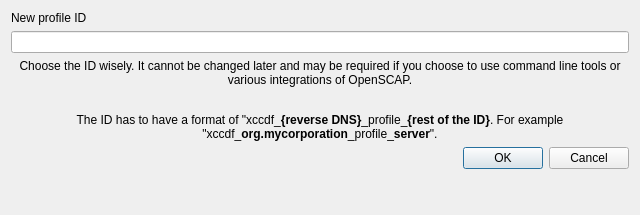
Qt form ui/TailorProfileDialog.ui (OpenSCAP/scap-workbench) before a commit.
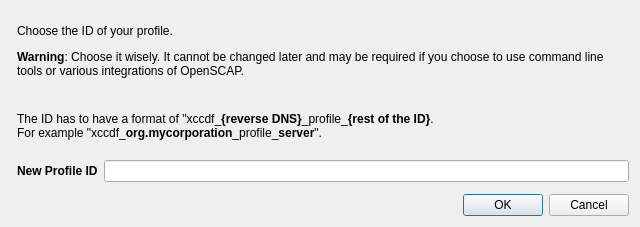
The same form after that commit.

Commit message:
Changes in Tailor profile ID window
- Removed icons from buttons
- Instructions left aligned and above of form field
- Field label position and boldness fixed

```diff
--- a/ui/TailorProfileDialog.ui
+++ b/ui/TailorProfileDialog.ui
@@ -7,9 +7,15 @@
     <x>0</x>
     <y>0</y>
     <width>640</width>
-    <height>215</height>
+    <height>227</height>
    </rect>
   </property>
+  <property name="sizePolicy">
+   <sizepolicy hsizetype="Preferred" vsizetype="Preferred">
+    <horstretch>0</horstretch>
+    <verstretch>0</verstretch>
+   </sizepolicy>
+  </property>
   <property name="windowTitle">
    <string>Customize Profile</string>
   </property>
@@ -17,44 +23,88 @@
    <property name="fieldGrowthPolicy">
     <enum>QFormLayout::AllNonFixedFieldsGrow</enum>
    </property>
-   <item row="4" column="0">
-    <widget class="QLabel" name="label_2">
+   <item row="3" column="1">
+    <widget class="QLabel" name="xccdf11Warning">
+     <property name="sizePolicy">
+      <sizepolicy hsizetype="Preferred" vsizetype="Ignored">
+       <horstretch>0</horstretch>
+       <verstretch>0</verstretch>
+      </sizepolicy>
+     </property>
      <property name="text">
-      <string>New profile ID</string>
+      <string/>
+     </property>
+     <property name="alignment">
+      <set>Qt::AlignCenter</set>
      </property>
     </widget>
    </item>
-   <item row="5" column="0" colspan="2">
-    <widget class="QLineEdit" name="idLineEdit"/>
-   </item>
-   <item row="6" column="0" colspan="2">
+   <item row="0" column="1">
     <widget class="QLabel" name="chooseIdWiselyLabel">
+     <property name="sizePolicy">
+      <sizepolicy hsizetype="Preferred" vsizetype="Preferred">
+       <horstretch>0</horstretch>
+       <verstretch>0</verstretch>
+      </sizepolicy>
+     </property>
      <property name="text">
-      <string>Choose the ID wisely. It cannot be changed later and may be required if you choose to use command line tools or various integrations of OpenSCAP.</string>
+      <string>&lt;html&gt;&lt;head/&gt;&lt;body&gt;&lt;p&gt;Choose the ID of your profile.&lt;/p&gt;&lt;p&gt;&lt;span style=&quot; font-weight:600;&quot;&gt;Warning&lt;/span&gt;: Choose it wisely. It cannot be changed later and may be required if you choose to use command line tools or various integrations of OpenSCAP.&lt;/p&gt;&lt;/body&gt;&lt;/html&gt;</string>
      </property>
      <property name="alignment">
-      <set>Qt::AlignCenter</set>
+      <set>Qt::AlignLeading|Qt::AlignLeft|Qt::AlignVCenter</set>
      </property>
      <property name="wordWrap">
       <bool>true</bool>
      </property>
     </widget>
    </item>
-   <item row="8" column="0" colspan="2">
+   <item row="1" column="1">
     <widget class="QLabel" name="xccdf12Warning">
+     <property name="sizePolicy">
+      <sizepolicy hsizetype="Preferred" vsizetype="Preferred">
+       <horstretch>0</horstretch>
+       <verstretch>0</verstretch>
+      </sizepolicy>
+     </property>
      <property name="text">
-      <string>&lt;html&gt;&lt;head/&gt;&lt;body&gt;&lt;p&gt;The ID has to have a format of &amp;quot;xccdf_&lt;span style=&quot; font-weight:600;&quot;&gt;{reverse DNS}&lt;/span&gt;_profile_&lt;span style=&quot; font-weight:600;&quot;&gt;{rest of the ID}&lt;/span&gt;. For example &amp;quot;xccdf_&lt;span style=&quot; font-weight:600;&quot;&gt;org.mycorporation&lt;/span&gt;_profile_&lt;span style=&quot; font-weight:600;&quot;&gt;server&lt;/span&gt;&amp;quot;.&lt;/p&gt;&lt;/body&gt;&lt;/html&gt;</string>
+      <string>&lt;html&gt;&lt;head/&gt;&lt;body&gt;&lt;p&gt;The ID has to have a format of &amp;quot;xccdf_&lt;span style=&quot; font-weight:600;&quot;&gt;{reverse DNS}&lt;/span&gt;_profile_&lt;span style=&quot; font-weight:600;&quot;&gt;{rest of the ID}&lt;/span&gt;. &lt;br/&gt;For example &amp;quot;xccdf_&lt;span style=&quot; font-weight:600;&quot;&gt;org.mycorporation&lt;/span&gt;_profile_&lt;span style=&quot; font-weight:600;&quot;&gt;server&lt;/span&gt;&amp;quot;.&lt;/p&gt;&lt;/body&gt;&lt;/html&gt;</string>
      </property>
      <property name="alignment">
-      <set>Qt::AlignCenter</set>
+      <set>Qt::AlignLeading|Qt::AlignLeft|Qt::AlignVCenter</set>
      </property>
      <property name="wordWrap">
       <bool>true</bool>
      </property>
     </widget>
    </item>
-   <item row="10" column="1">
+   <item row="2" column="1">
+    <layout class="QHBoxLayout" name="horizontalLayout">
+     <property name="sizeConstraint">
+      <enum>QLayout::SetDefaultConstraint</enum>
+     </property>
+     <item>
+      <widget class="QLabel" name="label_2">
+       <property name="font">
+        <font>
+         <weight>75</weight>
+         <bold>true</bold>
+        </font>
+       </property>
+       <property name="text">
+        <string>New Profile ID</string>
+       </property>
+      </widget>
+     </item>
+     <item>
+      <widget class="QLineEdit" name="idLineEdit"/>
+     </item>
+    </layout>
+   </item>
+   <item row="4" column="1">
     <widget class="QDialogButtonBox" name="buttonBox">
+     <property name="styleSheet">
+      <string notr="true">dialogbuttonbox-buttons-have-icons: 0;</string>
+     </property>
      <property name="orientation">
       <enum>Qt::Horizontal</enum>
      </property>
@@ -63,16 +113,6 @@
      </property>
     </widget>
    </item>
-   <item row="7" column="0" colspan="2">
-    <widget class="QLabel" name="xccdf11Warning">
-     <property name="text">
-      <string/>
-     </property>
-     <property name="alignment">
-      <set>Qt::AlignCenter</set>
-     </property>
-    </widget>
-   </item>
   </layout>
  </widget>
  <resources/>
```
